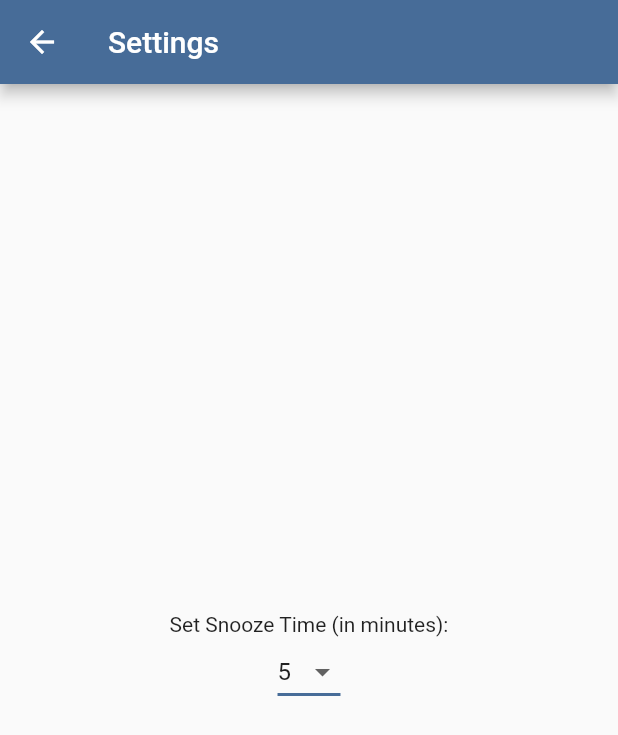
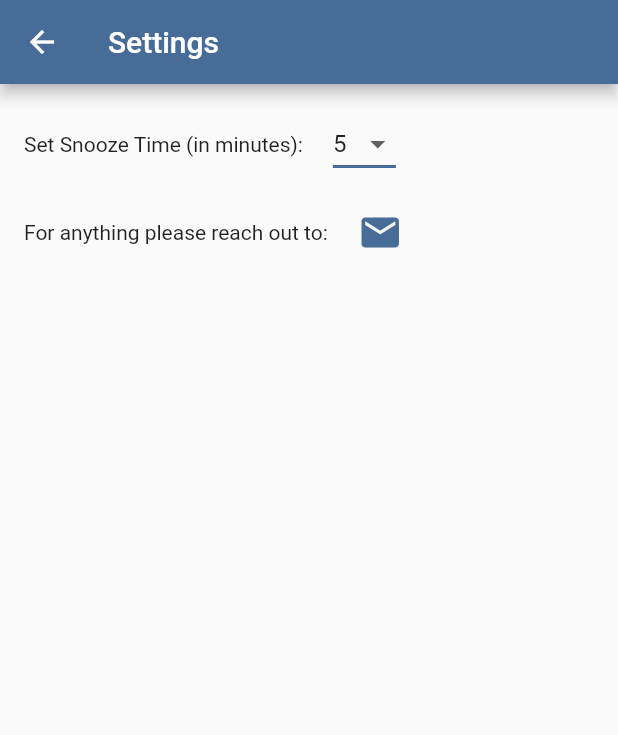
Before and after one commit to monicahenrabreu/medication_app, a Flutter app: the SettingsPage screen opened by its route, on a phone screen of 412 x 824 dp. Shown: the top 735 px of the screen. Run offline on Flutter 3.47's test engine with Material 2 defaults, Android fonts, the phone set to English and light mode, and no system bars; our stand-ins replace badges, date_time_picker, equatable, flutter_bloc, flutter_local_notifications, flutter_native_timezone and 5 more; accounts and stored records are empty; generated files the repository leaves out were written again.

Commit message:
feat: SnoozeWidget and SupportWidget

```diff
--- a/lib/localization/app_en.arb
+++ b/lib/localization/app_en.arb
@@ -114,5 +114,9 @@
   "medicamentRemoved": "was removed!",
   "@medicamentRemoved": {
     "description": "This message is shown to the user after he removes a medicament"
+  },
+  "supportContact": "For anything please reach out to:",
+  "@supportContact": {
+    "description": "Inform the user whom he needed to contact"
   }
 }
--- a/lib/localization/app_pt.arb
+++ b/lib/localization/app_pt.arb
@@ -114,5 +114,9 @@
  "medicamentRemoved": "foi removido!",
  "@medicamentRemoved": {
     "description": "Esta mensagem é mostrada ao utilizador após ter removido um medicamento"
-  }
+  },
+ "supportContact": "Em caso de dúvidas, por favor contacte:",
+ "@supportContact": {
+    "description": "Indica ao utilizador quem pode contactar caso necessite de ajuda"
+ }
 }
--- a/lib/ui/screens/settings/settings_page.dart
+++ b/lib/ui/screens/settings/settings_page.dart
@@ -1,24 +1,12 @@
 import 'package:flutter/material.dart';
-import 'package:flutter_bloc/flutter_bloc.dart';
-import 'package:medicaments_app/bloc/notification/bloc.dart';
 import 'package:flutter_gen/gen_l10n/app_localizations.dart';
+import 'package:medicaments_app/ui/widgets/snooze_widget.dart';
+import 'package:medicaments_app/ui/widgets/support_widget.dart';
 
-class SettingsPage extends StatefulWidget {
+class SettingsPage extends StatelessWidget {
   const SettingsPage({
     Key? key,
   }) : super(key: key);
-
-  @override
-  State<SettingsPage> createState() => _SettingsPageState();
-}
-
-class _SettingsPageState extends State<SettingsPage> {
-  int dropdownValue = 5;
-
-  @override
-  void initState() {
-    super.initState();
-  }
 
   @override
   Widget build(BuildContext context) {
@@ -27,34 +15,19 @@ class _SettingsPageState extends State<SettingsPage> {
         backgroundColor: Theme.of(context).primaryColor,
         title: Text(AppLocalizations.of(context)!.settings),
       ),
-        body: Column(
-          mainAxisAlignment: MainAxisAlignment.center,
+      body: Padding(
+        padding: const EdgeInsets.all(16.0),
+        child: Column(
           crossAxisAlignment: CrossAxisAlignment.center,
-          children: [
-            Center(child: Text(AppLocalizations.of(context)!.settingsSnooze)),
-            DropdownButton<int>(
-              value: dropdownValue,
-              icon: const Icon(Icons.arrow_drop_down),
-              elevation: 16,
-              underline: Container(
-                height: 2,
-                color: Theme.of(context).primaryColor,
+          children: const [
+            SnoozeWidget(),
+            SizedBox(
+              height: 20,
             ),
-              onChanged: (int? newValue) {
-                setState(() {
-                  dropdownValue = newValue!;
-                  context.read<NotificationBloc>().add(SaveRescheduleSettingsEvent(newValue*60));
-                });
-              },
-              items: <int>[5, 10, 15, 20, 25, 30, 35, 40, 45, 50, 55]
-                  .map<DropdownMenuItem<int>>((int value) {
-                return DropdownMenuItem<int>(
-                  value: value,
-                  child: Text(value.toString()),
+            SupportWidget(),
+          ],
+        ),
+      ),
     );
-              }).toList(),
-            )
-          ],
-        ));
   }
 }
--- /dev/null
+++ b/lib/ui/widgets/snooze_widget.dart
@@ -0,0 +1,52 @@
+import 'package:flutter/material.dart';
+import 'package:flutter_bloc/flutter_bloc.dart';
+import 'package:medicaments_app/bloc/notification/bloc.dart';
+import 'package:flutter_gen/gen_l10n/app_localizations.dart';
+
+class SnoozeWidget extends StatefulWidget {
+  const SnoozeWidget({Key? key}) : super(key: key);
+
+  @override
+  State<SnoozeWidget> createState() => _SnoozeWidgetState();
+}
+
+class _SnoozeWidgetState extends State<SnoozeWidget> {
+  int dropdownValue = 5;
+
+  @override
+  void initState() {
+    super.initState();
+  }
+
+  @override
+  Widget build(BuildContext context) {
+    return Row(
+      children: [
+        Text(AppLocalizations.of(context)!.settingsSnooze),
+        const SizedBox(width: 20,),
+        DropdownButton<int>(
+          value: dropdownValue,
+          icon: const Icon(Icons.arrow_drop_down),
+          elevation: 16,
+          underline: Container(
+            height: 2,
+            color: Theme.of(context).primaryColor,
+          ),
+          onChanged: (int? newValue) {
+            setState(() {
+              dropdownValue = newValue!;
+              context.read<NotificationBloc>().add(SaveRescheduleSettingsEvent(newValue*60));
+            });
+          },
+          items: <int>[5, 10, 15, 30, 45, 60]
+              .map<DropdownMenuItem<int>>((int value) {
+            return DropdownMenuItem<int>(
+              value: value,
+              child: Text(value.toString()),
+            );
+          }).toList(),
+        ),
+      ],
+    );
+  }
+}
--- /dev/null
+++ b/lib/ui/widgets/support_widget.dart
@@ -0,0 +1,34 @@
+import 'package:flutter/material.dart';
+import 'package:flutter_gen/gen_l10n/app_localizations.dart';
+import 'package:url_launcher/url_launcher.dart';
+
+class SupportWidget extends StatelessWidget {
+  const SupportWidget({Key? key}) : super(key: key);
+
+  @override
+  Widget build(BuildContext context) {
+    return Row(
+      children: [
+        Text(
+          AppLocalizations.of(context)!.supportContact,
+        ),
+        const SizedBox(width: 20,),
+        GestureDetector(
+          onTap: _launchUrl,
+          child: Icon(
+            Icons.email,
+            color: Theme.of(context).primaryColor,
+            size: 30,
+          ),
+        ),
+      ],
+    );
+  }
+
+  void _launchUrl() async {
+    final Uri _url = Uri.parse(
+        'mailto:monica.henr.abreu@gmail.com?subject=Medication%20App%20Support');
+
+    if (!await launchUrl(_url)) throw 'Could not launch $_url';
+  }
+}
--- a/pubspec.yaml
+++ b/pubspec.yaml
@@ -26,6 +26,7 @@ dependencies:
   flutter_native_timezone: ^2.0.0
   uuid: ^3.0.5
   equatable: ^2.0.3
+  url_launcher: ^6.1.4
 
 dependency_overrides:
   platform: 3.1.0
```
Also changed, not shown: pubspec.lock, 1 other file. Lines whose indentation alone changed are shown as unchanged.
